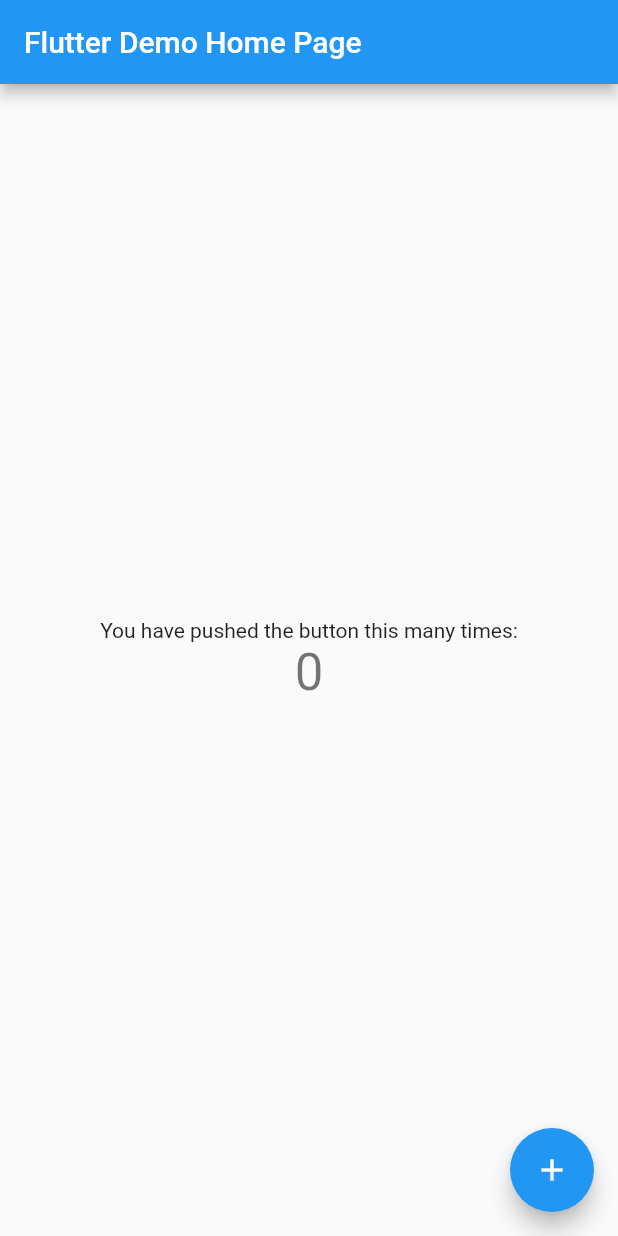
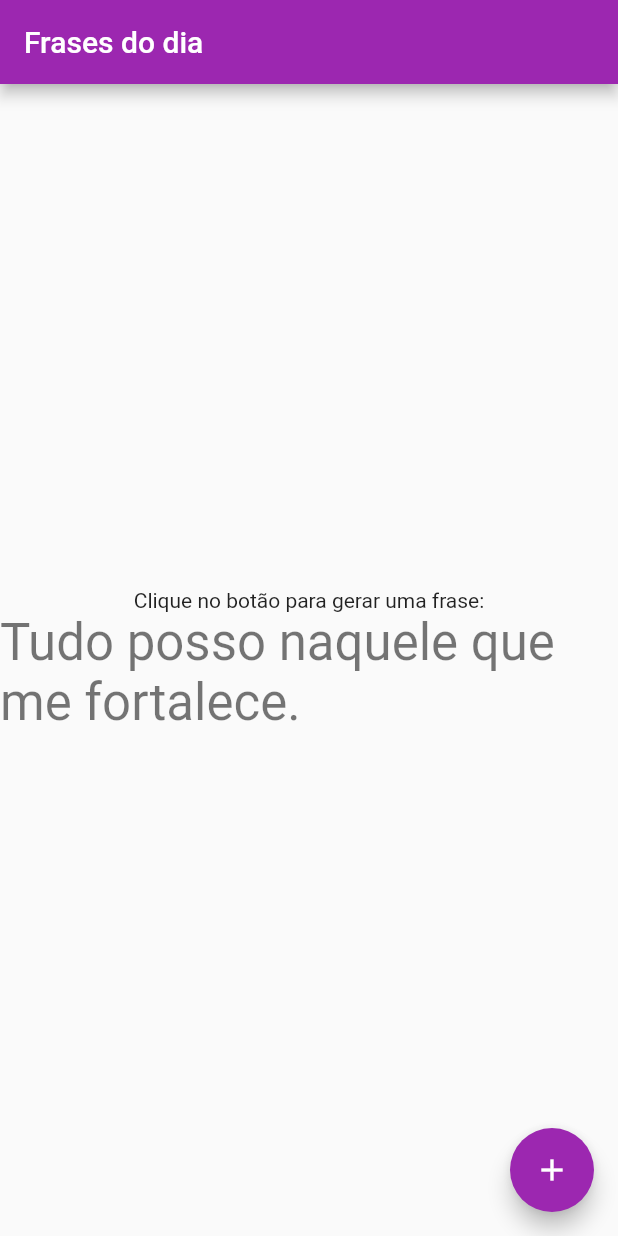
Before and after one commit to montonurb/apps-flutter-developments, a Flutter app: the screen it shows after launch, on a phone screen of 412 x 824 dp. Run offline on Flutter 3.47's test engine with Material 2 defaults, Android fonts, the light colour scheme and no system bars; our stand-ins replace shared_preferences.

Commit message:
criando app mensagens diarias

```diff
--- a/firstprogram_udemy/lib/main.dart
+++ b/firstprogram_udemy/lib/main.dart
@@ -1,41 +1,24 @@
+import 'dart:math';
+
 import 'package:flutter/material.dart';
 
 void main() => runApp(MyApp());
 
 class MyApp extends StatelessWidget {
-  // This widget is the root of your application.
   @override
   Widget build(BuildContext context) {
     return MaterialApp(
       title: 'Flutter Demo',
       theme: ThemeData(
-        // This is the theme of your application.
-        //
-        // Try running your application with "flutter run". You'll see the
-        // application has a blue toolbar. Then, without quitting the app, try
-        // changing the primarySwatch below to Colors.green and then invoke
-        // "hot reload" (press "r" in the console where you ran "flutter run",
-        // or simply save your changes to "hot reload" in a Flutter IDE).
-        // Notice that the counter didn't reset back to zero; the application
-        // is not restarted.
-        primarySwatch: Colors.blue,
+        primarySwatch: Colors.purple,
       ),
-      home: MyHomePage(title: 'Flutter Demo Home Page'),
+      home: MyHomePage(title: 'Frases do dia'),
     );
   }
 }
 
 class MyHomePage extends StatefulWidget {
   MyHomePage({Key key, this.title}) : super(key: key);
-
-  // This widget is the home page of your application. It is stateful, meaning
-  // that it has a State object (defined below) that contains fields that affect
-  // how it looks.
-
-  // This class is the configuration for the state. It holds the values (in this
-  // case the title) provided by the parent (in this case the App widget) and
-  // used by the build method of the State. Fields in a Widget subclass are
-  // always marked "final".
 
   final String title;
 
@@ -44,58 +27,35 @@
 }
 
 class _MyHomePageState extends State<MyHomePage> {
-  int _counter = 0;
+  int _numbRandom = 0;
+  List _prhase = [
+    'Tudo posso naquele que me fortalece.',
+    'Deus nos concede a cada dia, uma página nova no livro da vida.',
+    'Aqui falta uma flor',
+    'A vida é muito curta para se reclamar dela. Agradeça!'
+  ];
 
   void _incrementCounter() {
     setState(() {
-      // This call to setState tells the Flutter framework that something has
-      // changed in this State, which causes it to rerun the build method below
-      // so that the display can reflect the updated values. If we changed
-      // _counter without calling setState(), then the build method would not be
-      // called again, and so nothing would appear to happen.
-      _counter++;
+      _numbRandom = new Random().nextInt(4);
     });
   }
 
   @override
   Widget build(BuildContext context) {
-    // This method is rerun every time setState is called, for instance as done
-    // by the _incrementCounter method above.
-    //
-    // The Flutter framework has been optimized to make rerunning build methods
-    // fast, so that you can just rebuild anything that needs updating rather
-    // than having to individually change instances of widgets.
     return Scaffold(
       appBar: AppBar(
-        // Here we take the value from the MyHomePage object that was created by
-        // the App.build method, and use it to set our appbar title.
         title: Text(widget.title),
       ),
       body: Center(
-        // Center is a layout widget. It takes a single child and positions it
-        // in the middle of the parent.
         child: Column(
-          // Column is also a layout widget. It takes a list of children and
-          // arranges them vertically. By default, it sizes itself to fit its
-          // children horizontally, and tries to be as tall as its parent.
-          //
-          // Invoke "debug painting" (press "p" in the console, choose the
-          // "Toggle Debug Paint" action from the Flutter Inspector in Android
-          // Studio, or the "Toggle Debug Paint" command in Visual Studio Code)
-          // to see the wireframe for each widget.
-          //
-          // Column has various properties to control how it sizes itself and
-          // how it positions its children. Here we use mainAxisAlignment to
-          // center the children vertically; the main axis here is the vertical
-          // axis because Columns are vertical (the cross axis would be
-          // horizontal).
           mainAxisAlignment: MainAxisAlignment.center,
           children: <Widget>[
             Text(
-              'You have pushed the button this many times:',
+              'Clique no botão para gerar uma frase:',
             ),
             Text(
-              '$_counter',
+              _prhase[_numbRandom],
               style: Theme.of(context).textTheme.display1,
             ),
           ],
@@ -105,7 +65,7 @@
         onPressed: _incrementCounter,
         tooltip: 'Increment',
         child: Icon(Icons.add),
-      ), // This trailing comma makes auto-formatting nicer for build methods.
+      ),
     );
   }
 }
```
Also changed, not shown: frases_do_dia/lib/main.dart (added, +15 -0 lines), frases_do_dia/pubspec.yaml (added, +72 -0 lines), frases_do_dia/pubspec.lock (added), 54 other files.
